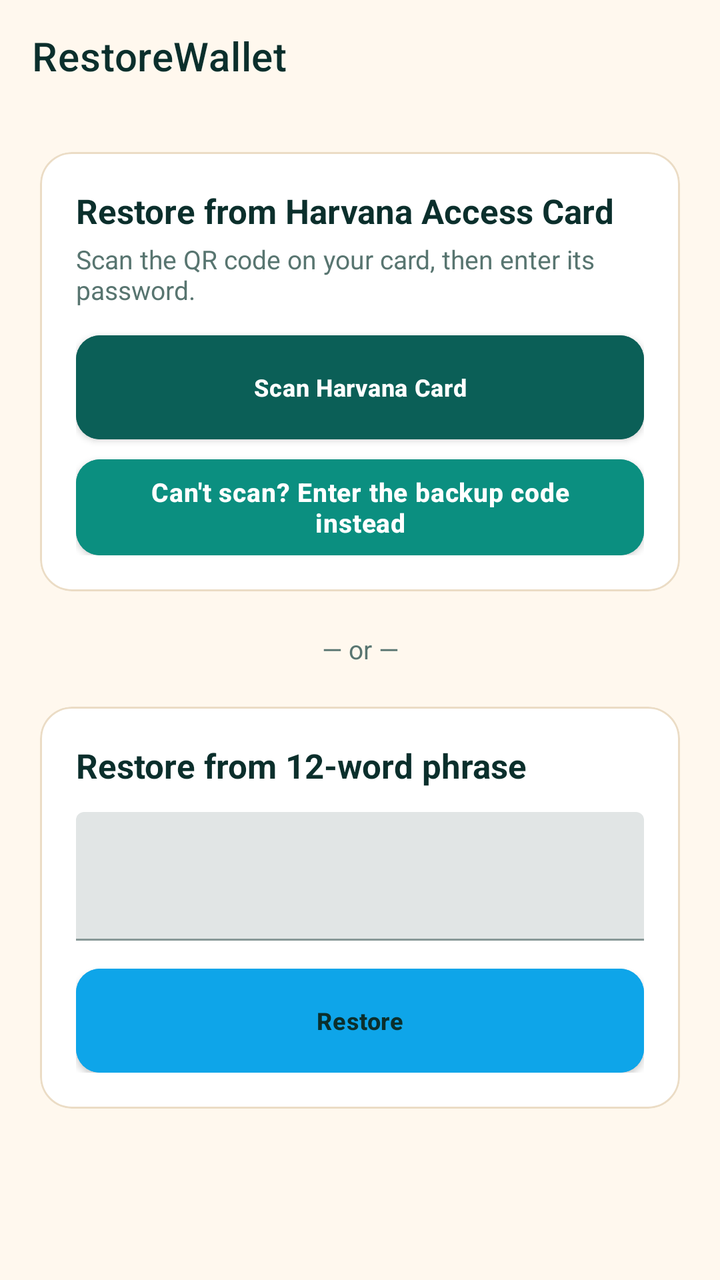
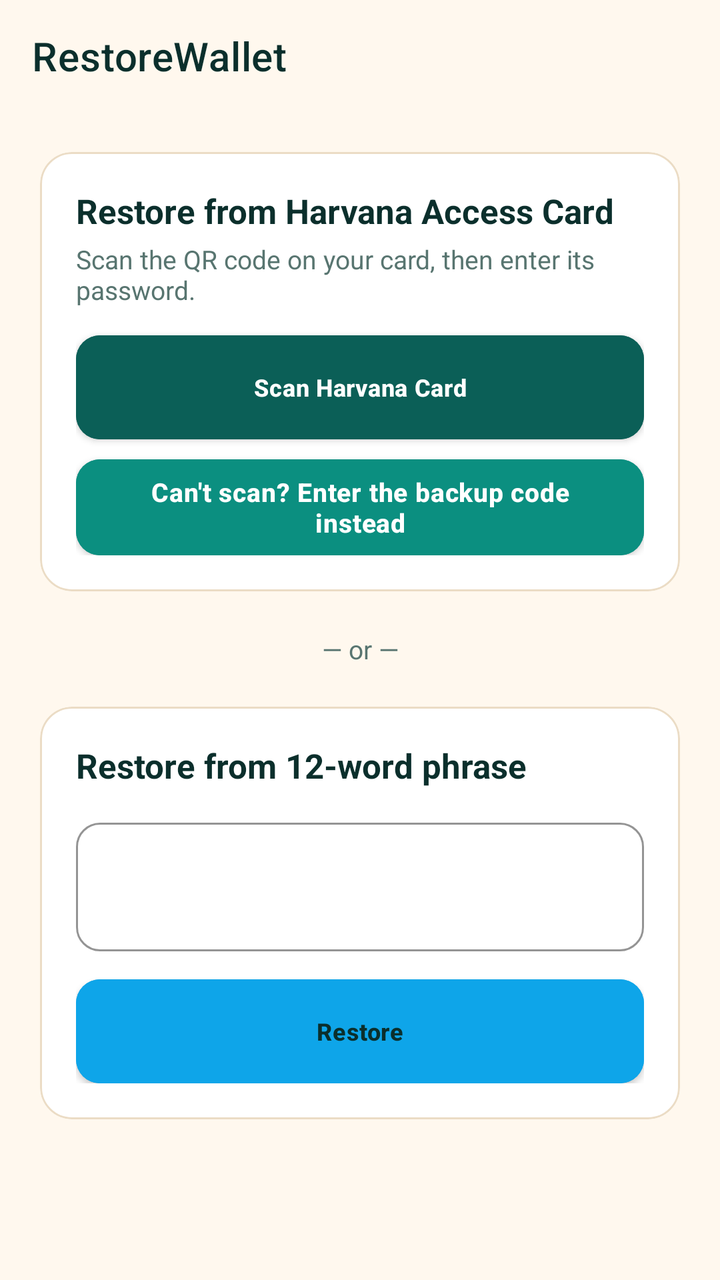

An Android layout rendered at two revisions. The XML below is the earlier revision; the diff shows what the commit changed to produce the second picture.
<!-- AndroidManifest.xml: application theme AppTheme -->
<!-- res/layout/restore_wallet.xml -->
<androidx.coordinatorlayout.widget.CoordinatorLayout
	xmlns:android="http://schemas.android.com/apk/res/android"
	xmlns:app="http://schemas.android.com/apk/res-auto"
	xmlns:tools="http://schemas.android.com/tools"
	android:layout_width="match_parent"
	android:layout_height="match_parent"
	android:orientation="vertical"
	android:background="@color/colorBackground"
	android:id="@+id/_main">
	<com.google.android.material.appbar.AppBarLayout
		android:id="@+id/app_bar_layout6"
		android:layout_width="match_parent"
		android:layout_height="wrap_content"
		android:theme="@style/AppTheme.AppBarOverlay"
		app:elevation="0dp"
		android:stateListAnimator="@null">
		<androidx.appcompat.widget.Toolbar
			android:id="@+id/toolbar"
			android:layout_width="match_parent"
			android:background="?attr/appBarColor"
			android:layout_height="?attr/actionBarSize"
			app:title="RestoreWallet"
			app:popupTheme="@style/AppTheme.PopupOverlay" />
	</com.google.android.material.appbar.AppBarLayout>
	<androidx.core.widget.NestedScrollView
		android:id="@+id/vscroll2"
		android:layout_width="match_parent"
		android:layout_height="match_parent"
		app:layout_behavior="@string/appbar_scrolling_view_behavior">
		<LinearLayout
			android:id="@+id/linear7"
			android:layout_width="match_parent"
			android:layout_height="wrap_content"
			android:padding="20dp"
			android:orientation="vertical">
			<com.google.android.material.card.MaterialCardView
				android:id="@+id/cardview3"
				android:layout_width="match_parent"
				android:layout_height="wrap_content"
				app:cardBackgroundColor="@color/colorSurface"
				app:cardCornerRadius="16dp"
				app:strokeWidth="1dp"
				app:strokeColor="@color/colorCardStroke">
				<LinearLayout
					android:id="@+id/linear8"
					android:layout_width="match_parent"
					android:layout_height="wrap_content"
					android:padding="18dp"
					android:orientation="vertical">
					<TextView
						android:id="@+id/textview3"
						android:layout_width="match_parent"
						android:layout_height="wrap_content"
						android:text="Restore from Harvana Access Card"
						android:textSize="17sp"
						android:textStyle="bold"
						android:textColor="@color/colorTextPrimary" />
					<TextView
						android:id="@+id/textview4"
						android:layout_width="match_parent"
						android:layout_height="wrap_content"
						android:layout_marginTop="4dp"
						android:text="Scan the QR code on your card, then enter its password."
						android:textSize="13sp"
						android:textColor="@color/colorTextTertiary" />
					<Button
						android:id="@+id/btn_scan_card"
						android:layout_width="match_parent"
						android:layout_height="52dp"
						android:layout_marginTop="14dp"
						android:text="Scan Harvana Card"
						android:textSize="12sp"
						android:textColor="@color/colorTextOnAccent"
						android:backgroundTint="@color/colorAccent" />
					<Button
						android:id="@+id/btn_enter_code_manually"
						android:layout_width="match_parent"
						android:layout_height="48dp"
						android:layout_marginTop="10dp"
						android:text="Can't scan\? Enter the backup code instead"
						android:textSize="13sp"
						android:textColor="@color/colorTextOnAccent"
						android:backgroundTint="@color/colorTeal"
						android:textAllCaps="false" />
				</LinearLayout>
			</com.google.android.material.card.MaterialCardView>
			<TextView
				android:id="@+id/textview5"
				android:layout_width="match_parent"
				android:layout_height="wrap_content"
				android:layout_marginTop="20dp"
				android:layout_marginBottom="20dp"
				android:gravity="center_horizontal|center_vertical"
				android:text="— or —"
				android:textSize="13sp"
				android:textColor="@color/colorTextTertiary" />
			<com.google.android.material.card.MaterialCardView
				android:id="@+id/cardview4"
				android:layout_width="match_parent"
				android:layout_height="wrap_content"
				app:cardBackgroundColor="@color/colorSurface"
				app:cardCornerRadius="16dp"
				app:strokeWidth="1dp"
				app:strokeColor="@color/colorCardStroke">
				<LinearLayout
					android:id="@+id/linear9"
					android:layout_width="match_parent"
					android:layout_height="wrap_content"
					android:padding="18dp"
					android:orientation="vertical">
					<TextView
						android:id="@+id/textview6"
						android:layout_width="match_parent"
						android:layout_height="wrap_content"
						android:text="Restore from 12-word phrase"
						android:textSize="17sp"
						android:textStyle="bold"
						android:textColor="@color/colorTextPrimary" />
					<com.google.android.material.textfield.TextInputLayout
						android:id="@+id/textinputlayout3"
						android:layout_width="match_parent"
						android:layout_height="wrap_content"
						android:layout_marginTop="12dp">
						<com.google.android.material.textfield.TextInputEditText
							android:id="@+id/et_phrase"
							android:layout_width="match_parent"
							android:layout_height="wrap_content"
							android:textSize="12sp"
							android:textColor="@color/colorTextPrimary"
							android:inputType="textMultiLine|textNoSuggestions"
							android:minLines="2" />
					</com.google.android.material.textfield.TextInputLayout>
					<Button
						android:id="@+id/btn_restore_from_phrase"
						android:layout_width="match_parent"
						android:layout_height="52dp"
						android:layout_marginTop="14dp"
						android:text="Restore"
						android:textSize="12sp"
						android:textColor="@color/colorTextDark"
						android:backgroundTint="@color/colorInfo" />
				</LinearLayout>
			</com.google.android.material.card.MaterialCardView>
		</LinearLayout>
	</androidx.core.widget.NestedScrollView>
</androidx.coordinatorlayout.widget.CoordinatorLayout>
<!-- resources referenced by this layout -->
<resources>
  <style name="AppTheme" parent="Theme.MaterialComponents.DayNight.NoActionBar">
          <item name="popupMenuStyle">@style/HarvanaPopupMenu</item>
          <item name="actionOverflowMenuStyle">@style/HarvanaPopupMenu</item>
          
          <item name="spinnerStyle">@style/HarvanaSpinner</item>
          <item name="materialButtonStyle">@style/HarvanaButton</item>
          <item name="materialButtonOutlinedStyle">@style/HarvanaButton.Outlined</item>
          
          <item name="homeAsUpIndicator">@drawable/ic_nav_back</item>
          
          <item name="android:textViewStyle">@style/HarvanaTextView</item>
          <item name="appBarColor">@color/colorBackground</item>
          <item name="onAppBarColor">@color/colorTextPrimary</item>
          <item name="colorSecondary">@color/colorAccent</item>
          <item name="colorOnSecondary">@color/colorTextOnAccent</item>
          <item name="colorPrimaryVariant">@color/colorAccentDark</item>
          <item name="colorSecondaryVariant">@color/colorAccentDark</item>
          <item name="colorError">@color/colorError</item>
          <item name="colorOnError">@color/colorTextPrimaryWhite</item>
          <item name="colorControlActivated">@color/colorAccent</item>
          <item name="colorControlNormal">@color/colorControlNormal</item>
          <item name="colorControlHighlight">@color/colorAccentRipple</item>
          <item name="android:textColorHighlight">@color/colorAccentStroke</item>
          <item name="android:textColorLink">@color/colorAccentStrong</item>
          <item name="android:editTextColor">@color/colorTextPrimary</item>
          <item name="android:navigationBarColor">@color/colorBackground</item>
          <item name="colorPrimary">@color/colorAccent</item>
          <item name="colorPrimaryDark">@color/colorAccentStrong</item>
          <item name="colorAccent">@color/colorAccent</item>
          <item name="colorSurface">@color/colorSurface</item>
          <item name="colorOnPrimary">@color/colorTextOnAccent</item>
          <item name="colorOnSurface">@color/colorTextPrimary</item>
          <item name="colorOnBackground">@color/colorTextPrimary</item>
          <item name="colorOnSurfaceVariant">@color/colorTextSecondary</item>
          <item name="android:textColorPrimary">@color/colorTextPrimary</item>
          <item name="android:textColorSecondary">@color/colorTextSecondary</item>
          <item name="android:textColorHint">@color/colorTextTertiary</item>
          <item name="android:statusBarColor">?attr/appBarColor</item>
          <item name="android:windowLightStatusBar">true</item>
          <item name="android:windowBackground">@color/colorBackground</item>
          <item name="alertDialogTheme">@style/HarvanaAlertDialog</item>
          <item name="materialAlertDialogTheme">@style/HarvanaAlertDialog</item>
          <item name="bottomSheetDialogTheme">@style/HarvanaBottomSheetDialog</item>
      </style>
  <!-- unchanged entries left out for length: 33 -->
</resources>

<!-- the commit's change to res/layout/restore_wallet.xml (unified diff, before → after) -->
@@ -63,7 +63,7 @@
 						android:text="Scan the QR code on your card, then enter its password."
 						android:textSize="13sp"
 						android:textColor="@color/colorTextTertiary" />
-					<Button
+					<com.google.android.material.button.MaterialButton
 						android:id="@+id/btn_scan_card"
 						android:layout_width="match_parent"
 						android:layout_height="52dp"
@@ -72,7 +72,7 @@
 						android:textSize="12sp"
 						android:textColor="@color/colorTextOnAccent"
 						android:backgroundTint="@color/colorAccent" />
-					<Button
+					<com.google.android.material.button.MaterialButton
 						android:id="@+id/btn_enter_code_manually"
 						android:layout_width="match_parent"
 						android:layout_height="48dp"
@@ -130,7 +130,7 @@
 							android:inputType="textMultiLine|textNoSuggestions"
 							android:minLines="2" />
 					</com.google.android.material.textfield.TextInputLayout>
-					<Button
+					<com.google.android.material.button.MaterialButton
 						android:id="@+id/btn_restore_from_phrase"
 						android:layout_width="match_parent"
 						android:layout_height="52dp"
<!-- resource entries referenced after the edit -->
@@ -7,6 +7,9 @@
           <item name="spinnerStyle">@style/HarvanaSpinner</item>
           <item name="materialButtonStyle">@style/HarvanaButton</item>
           <item name="materialButtonOutlinedStyle">@style/HarvanaButton.Outlined</item>
+          <item name="textInputStyle">@style/Harvana.TextInputLayout</item>
+          <item name="materialCardViewStyle">@style/Harvana.Card</item>
+          <item name="borderlessButtonStyle">@style/HarvanaButton.Text</item>
           
           <item name="homeAsUpIndicator">@drawable/ic_nav_back</item>
           
@@ -44,6 +47,30 @@
           <item name="materialAlertDialogTheme">@style/HarvanaAlertDialog</item>
           <item name="bottomSheetDialogTheme">@style/HarvanaBottomSheetDialog</item>
       </style>
+  <style name="Harvana.TextInputLayout" parent="Widget.MaterialComponents.TextInputLayout.OutlinedBox">
+          <item name="boxCornerRadiusTopStart">12dp</item>
+          <item name="boxCornerRadiusTopEnd">12dp</item>
+          <item name="boxCornerRadiusBottomStart">12dp</item>
+          <item name="boxCornerRadiusBottomEnd">12dp</item>
+          <item name="boxStrokeColor">@color/colorAccent</item>
+          <item name="hintTextColor">@color/colorAccent</item>
+          <item name="android:textColorHint">@color/colorTextTertiary</item>
+      </style>
+  <style name="Harvana.Card" parent="Widget.MaterialComponents.CardView">
+          <item name="cardBackgroundColor">@color/colorSurface</item>
+          <item name="cardCornerRadius">16dp</item>
+          <item name="cardElevation">0dp</item>
+          <item name="strokeColor">@color/colorCardStroke</item>
+          <item name="strokeWidth">1dp</item>
+          <item name="rippleColor">@color/colorAccentRipple</item>
+      </style>
+  <style name="HarvanaButton.Text" parent="Widget.MaterialComponents.Button.TextButton">
+          <item name="cornerRadius">12dp</item>
+          <item name="android:textAllCaps">false</item>
+          <item name="android:textStyle">bold</item>
+          <item name="android:textColor">@color/colorAccentStrong</item>
+          <item name="rippleColor">@color/colorAccentRipple</item>
+      </style>
   <!-- unchanged entries left out for length: 33 -->
 </resources>
 
